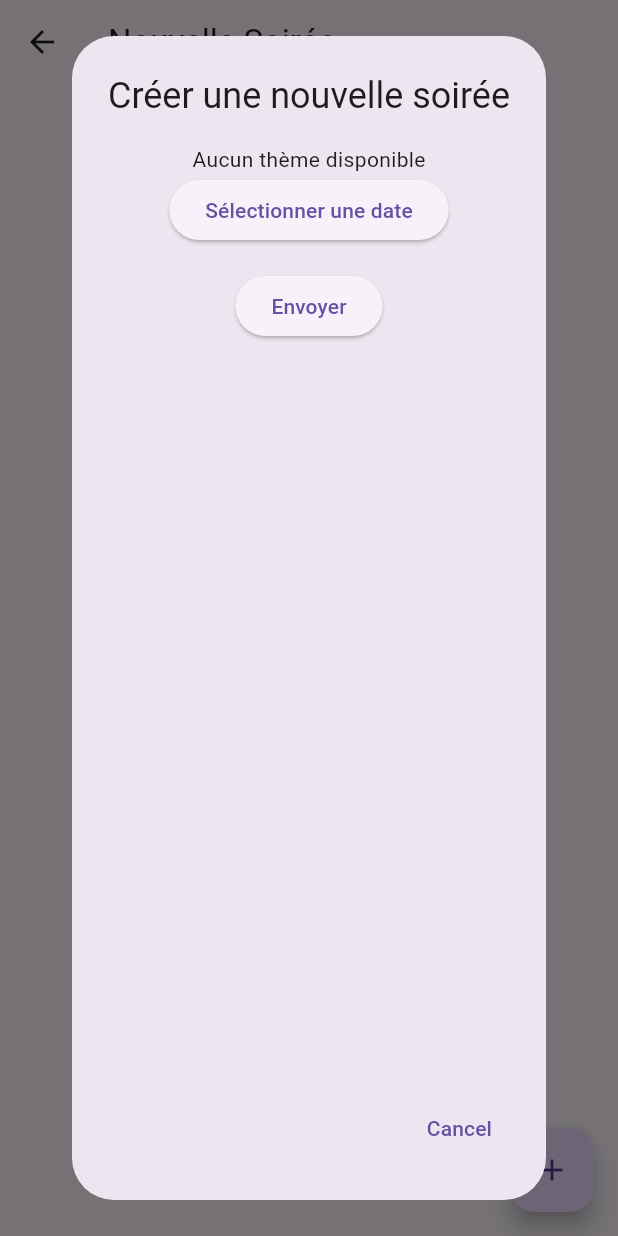
After one commit to KillianMej/FlutterEquitation, a Flutter app: the NouvelleSoiree screen opened directly, after a tap on the "add" icon, on a phone screen of 412 x 824 dp. The commit adds this screen. Run offline on Flutter 3.47's test engine with Material 3 defaults, Android fonts, the phone set to English and light mode, and no system bars; our stand-ins replace image_picker, sqflite, sqflite_common_ffi; accounts and stored records are empty.

Commit message:
Creation et affichage des soiree fait

```diff
--- a/lib/database/soiree.dart
+++ b/lib/database/soiree.dart
@@ -1,23 +1,25 @@
-
 import 'package:sqflite/sqflite.dart';
 import 'package:path/path.dart';
 
 class Soiree {
   final int? id;
   final int themeId;
-  final String photo;
+  final DateTime date;
+  final String? photo;
   final int valide;
 
   const Soiree({
     this.id,
     required this.themeId,
-    required this.photo,
+    required this.date,
+    this.photo,
     this.valide = 0,
   });
 
   Map<String, Object?> toMap() {
     return {
       "theme_id": themeId,
+      "date": date.toIso8601String(), // Convertir DateTime en chaîne de caractères
       "photo": photo,
       "valide": valide,
     };
@@ -25,7 +27,17 @@ class Soiree {
 
   @override
   String toString() {
-    return 'Soiree{id: $id, theme_id: $themeId, photo: $photo, valide: $valide}';
+    return 'Soiree{id: $id, theme_id: $themeId, date: $date, photo: $photo, valide: $valide}';
+  }
+
+  static Soiree fromMap(Map<String, dynamic> map) {
+    return Soiree(
+      id: map['id'],
+      themeId: map['theme_id'],
+      date: DateTime.parse(map['date']), // Convertir chaîne de caractères en DateTime
+      photo: map['photo'],
+      valide: map['valide'],
+    );
   }
 }
 
@@ -56,10 +68,17 @@ Future<Soiree?> getSoireeById(int id) async {
     return null;
   }
 
-  return Soiree(
-    id: maps.first['id'],
-    themeId: maps.first['theme_id'],
-    photo: maps.first['photo'],
-    valide: maps.first['valide'],
+  return Soiree.fromMap(maps.first);
+}
+
+Future<List<Soiree>> getSoiree() async {
+  final database = await openDatabase(
+    join(await getDatabasesPath(), 'database.db'),
   );
+
+  final List<Map<String, dynamic>> maps = await database.query('soiree');
+
+  return List.generate(maps.length, (i) {
+    return Soiree.fromMap(maps[i]);
+  });
 }
--- a/lib/database/theme.dart
+++ b/lib/database/theme.dart
@@ -54,3 +54,18 @@ Future<Theme?> getThemeById(int id) async {
     nom: maps.first['nom'],
   );
 }
+
+Future<List<Theme>> getThemes() async {
+  final database = await openDatabase(
+    join(await getDatabasesPath(), 'database.db'),
+  );
+
+  final List<Map<String, dynamic>> maps = await database.query('theme');
+
+  return List.generate(maps.length, (i) {
+    return Theme(
+      id: maps[i]['id'],
+      nom: maps[i]['nom'],
+    );
+  });
+}
--- /dev/null
+++ b/lib/pages/nouvelle_soiree.dart
@@ -0,0 +1,152 @@
+import 'package:flutter/material.dart';
+import 'dart:async';
+import 'package:flutter/widgets.dart';
+import 'package:image_picker/image_picker.dart';
+import 'dart:io';
+
+import '../database/theme.dart' as db_theme;
+import '../database/soiree.dart';
+
+class NouvelleSoiree extends StatefulWidget {
+  @override
+  _NouvelleSoireeState createState() => _NouvelleSoireeState();
+}
+
+class _NouvelleSoireeState extends State<NouvelleSoiree> {
+  final _soireeKey = GlobalKey<FormState>();
+  int? _selectedThemeId;
+  DateTime? _selectedDate;
+  List<db_theme.Theme> themes = [];
+  List<Soiree> soirees = [];
+
+  @override
+  void initState() {
+    super.initState();
+    _loadThemes();
+    _loadSoiree();
+  }
+
+  // Chargement des themes
+  Future<void> _loadThemes() async {
+    themes = await db_theme.getThemes();
+    if(themes.isNotEmpty){
+      _selectedThemeId = 1;
+    }
+    setState(() {});
+    print(themes);
+  }
+
+  Future<void> _loadSoiree() async {
+    soirees = await getSoiree();
+    setState(() {});
+  }
+
+  Future<void> _selectDate(BuildContext context) async {
+    final DateTime? picked = await showDatePicker(
+      context: context,
+      initialDate: DateTime.now(),
+      firstDate: DateTime.now(),
+      lastDate: DateTime.now().add(Duration(days: 365)),
+    );
+    if (picked != null && picked != _selectedDate) {
+      setState(() {
+        _selectedDate = picked;
+      });
+    }
+  }
+
+  Future<void> _saveSoiree() async {
+    final soiree = Soiree(
+      themeId: _selectedThemeId ?? 1,
+      date: _selectedDate!
+    );
+
+    await insertSoiree(soiree);
+  }
+
+  String _formatDate(DateTime date) {
+    return "${date.year}-${date.month.toString().padLeft(2, '0')}-${date.day.toString().padLeft(2, '0')}";
+  }
+
+  @override
+  Widget build(BuildContext context) {
+    return Scaffold(
+      appBar: AppBar(
+        title: Text("Nouvelle Soirée"),
+      ),
+      body: Padding(
+        padding: const EdgeInsets.all(20.0),
+        child: ListView.builder(
+          itemCount: soirees.length,
+          itemBuilder: (context, i) {
+            return ListTile(
+              title: Text('Soirée ${themes[soirees[i].themeId - 1].nom}'),
+              subtitle: Text('Date: ${_formatDate(soirees[i].date)}'),
+            );
+          },
+        ),
+      ),
+      floatingActionButton: FloatingActionButton(
+        onPressed: () {
+          _loadThemes();
+          showDialog<String>(
+            context: context,
+            builder: (BuildContext context) => AlertDialog(
+              title: const Text('Créer une nouvelle soirée'),
+              content: Form(
+                key: _soireeKey,
+                child: Column(
+                  children: [
+                    if (themes.isNotEmpty)
+                      // Selection du themes
+                      DropdownButtonFormField(
+                        value: themes[0],
+                        items: themes.map((db_theme.Theme theme) {
+                          return DropdownMenuItem(
+                            value: theme,
+                            child: Text(theme.nom),
+                          );
+                        }).toList(),
+                        onChanged: (value) {
+                          _selectedThemeId = value?.id;
+                        },
+                        validator: (value) => value == null ? 'Veuillez sélectionner un thème' : null
+                      )
+                    else
+                      Text('Aucun thème disponible'),
+                    // Selection de la date
+                    ElevatedButton(
+                      onPressed: () => {_selectDate(context)},
+                      child: Text(_selectedDate == null
+                          ? 'Sélectionner une date'
+                          : 'Date sélectionnée: ${_formatDate(_selectedDate!)}'),
+                    ),
+                    Padding(
+                    padding: const EdgeInsets.symmetric(vertical: 16),
+                    child: ElevatedButton(
+                        onPressed: () {
+                          if (_soireeKey.currentState!.validate() && _selectedThemeId != null) {
+                            _saveSoiree();
+                            _loadSoiree();
+                            Navigator.pop(context);
+                          }
+                        },
+                        child: const Text("Envoyer")),
+                    )
+                  ],
+                ),
+              ),
+              actions: <Widget>[
+                TextButton(
+                  onPressed: () => Navigator.pop(context, 'Cancel'),
+                  child: const Text('Cancel'),
+                ),
+              ],
+            ),
+          );
+        },
+        child: Icon(Icons.add),
+      ),
+    );
+  }
+}
--- a/pubspec.yaml
+++ b/pubspec.yaml
@@ -12,6 +12,7 @@ dependencies:
   path: ^1.9.1
   sqflite: ^2.4.2
   image_picker: ^0.8.4+4
+  file_selector: ^0.8.0
 
 dev_dependencies:
   flutter_test:
```
Also changed, not shown: lib/main.dart (+12 -2 lines), pubspec.lock, 6 other files.
